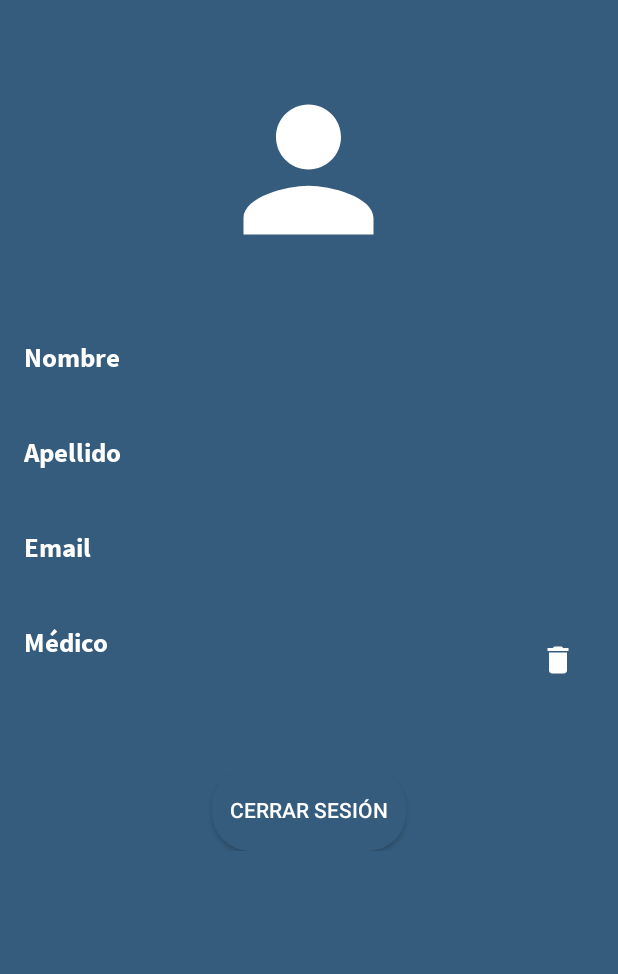
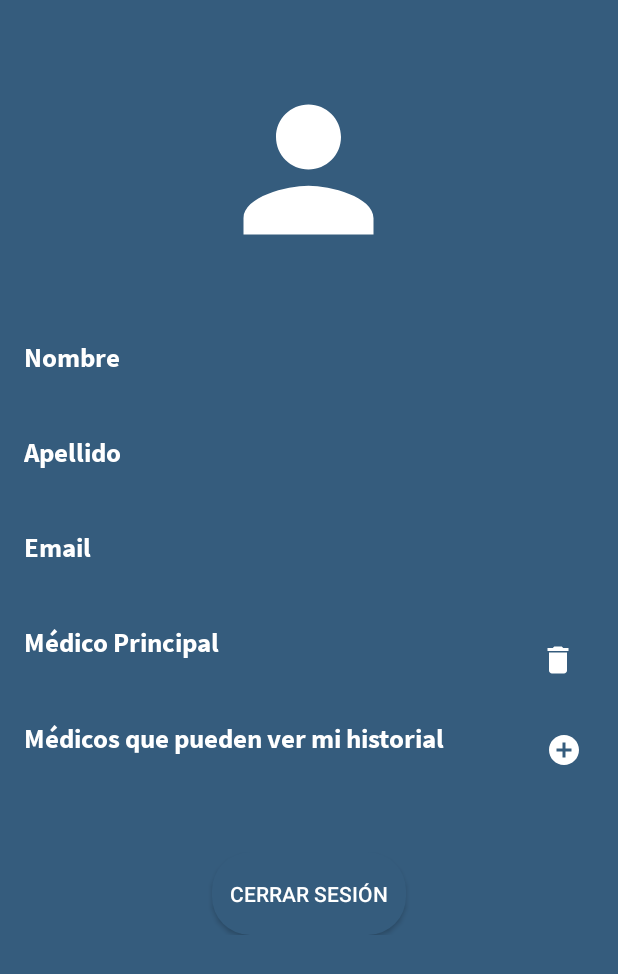
Before and after one commit to leandro4/kineapp, an Android app: the fragment ProfileFragment shown on its own in the app's theme, on a phone screen of 412 x 824 dp. Shown: the top 974 px of the screen. Run offline under Robolectric (Android 15) with nearby library versions, the light colour scheme and no system bars; our stand-ins replace RxJava; pictures from the network do not load; 8 statements that could not run were skipped.

Commit message:
Share unshare medics

```diff
--- a/app/src/main/java/com/gon/kineapp/api/KinesService.kt
+++ b/app/src/main/java/com/gon/kineapp/api/KinesService.kt
@@ -121,6 +121,11 @@ object KinesService {
         return kinesApi.getMedicList()
     }
 
+    fun updateSharedMedic(medicId: String, share: Boolean): Observable<SharedMedic> {
+        return if (share) kinesApi.shareSessionToMedic(ShareUnShareSessionsWith(null, medicId))
+                else kinesApi.unshareSessionWithMedic(ShareUnShareSessionsWith(medicId, null))
+    }
+
     fun updateCurrentMedic(sharedMedic: SharedMedic): Observable<User> {
         return kinesApi.updateCurrentMedic(UpdateMedicBody(UpdateMedicBody.SharedMedicBody(sharedMedic)))
     }
--- a/app/src/main/java/com/gon/kineapp/api/UtilUrl.kt
+++ b/app/src/main/java/com/gon/kineapp/api/UtilUrl.kt
@@ -29,6 +29,8 @@ class UtilUrl {
         const val PATIENTS_DETAIL = PATIENTS + "/detail"
         const val CURRENT_PATIENT = PATIENTS + "/detail"
         const val CURRENT_MEDIC = MEDICS + "/detail"
+        const val SHARE_SESSIONS = "share_sessions"
+        const val UNSHARE_SESSIONS = "unshare_sessions"
         const val UPLOAD_VIDEO = "video"
         const val DELETE_VIDEO = "video/{id}"
 
--- a/app/src/main/java/com/gon/kineapp/model/requests/FirebaseUpdateIdBody.kt
+++ b/app/src/main/java/com/gon/kineapp/model/requests/FirebaseUpdateIdBody.kt
@@ -2,4 +2,4 @@ package com.gon.kineapp.model.requests
 
 import com.squareup.moshi.Json
 
-data class FirebaseUpdateIdBody (@Json(name="") val firebaseId: String)
+data class FirebaseUpdateIdBody (@Json(name="firebase_device_id") val firebaseId: String)
--- /dev/null
+++ b/app/src/main/java/com/gon/kineapp/model/requests/ShareUnShareSessionsWith.kt
@@ -0,0 +1,5 @@
+package com.gon.kineapp.model.requests
+
+import com.squareup.moshi.Json
+
+data class ShareUnShareSessionsWith (@Json(name = "user_to_unshare_with") val unshareWith: String?, @Json(name = "user_to_share_with") val shareWith: String?)
--- /dev/null
+++ b/app/src/main/java/com/gon/kineapp/model/responses/SharedMedicResponse.kt
@@ -0,0 +1,5 @@
+package com.gon.kineapp.model.responses
+
+import com.gon.kineapp.model.SharedMedic
+
+data class SharedMedicResponse(val sharedMedic: SharedMedic)
--- a/app/src/main/java/com/gon/kineapp/mvp/views/ProfileView.kt
+++ b/app/src/main/java/com/gon/kineapp/mvp/views/ProfileView.kt
@@ -1,11 +1,13 @@
 package com.gon.kineapp.mvp.views
 
+import com.gon.kineapp.model.SharedMedic
 import com.gon.kineapp.model.User
 
 interface ProfileView : BaseView {
 
-    fun onMedicListResponse(medics: List<User>)
+    fun onMedicListResponse(medics: List<User>, isForMainMedic: Boolean)
     fun onMedicUpdated(user: User)
+    fun onSharedMedicUpdated(sharedMedic: SharedMedic)
     fun onPhotoEdited()
 
 }
--- a/app/src/main/java/com/gon/kineapp/ui/fragments/ProfileFragment.kt
+++ b/app/src/main/java/com/gon/kineapp/ui/fragments/ProfileFragment.kt
@@ -13,6 +13,8 @@ import android.view.LayoutInflater
 import android.view.View
 import android.view.ViewGroup
 import androidx.core.app.ActivityCompat
+import androidx.recyclerview.widget.LinearLayoutManager
+import androidx.recyclerview.widget.RecyclerView
 import com.bumptech.glide.Glide
 import com.bumptech.glide.load.DataSource
 import com.bumptech.glide.load.engine.GlideException
@@ -24,6 +26,7 @@ import com.gon.kineapp.model.User
 import com.gon.kineapp.mvp.presenters.ProfilePresenter
 import com.gon.kineapp.mvp.views.ProfileView
 import com.gon.kineapp.ui.adapters.MedicSelectorAdapter
+import com.gon.kineapp.ui.adapters.SharedMedicAdapter
 import com.gon.kineapp.ui.fragments.dialogs.SearchMedicFragment
 import com.gon.kineapp.utils.ImageLoader
 import com.gon.kineapp.utils.MyUser
@@ -32,7 +35,8 @@ import kotlinx.android.synthetic.main.fragment_login.*
 import kotlinx.android.synthetic.main.fragment_profile.*
 import android.media.ExifInterface as ExifInterface1
 
-class ProfileFragment: BaseMvpFragment(), ProfileView, SearchMedicFragment.MedicListener {
+class ProfileFragment: BaseMvpFragment(), ProfileView, SearchMedicFragment.MedicListener,
+    SharedMedicAdapter.SharedMedicListener {
 
     companion object {
         private const val REQUEST_TAKE_PHOTO = 0
@@ -41,6 +45,7 @@ class ProfileFragment: BaseMvpFragment(), ProfileView, SearchMedicFragment.Medic
     }
 
     var presenter = ProfilePresenter()
+    private lateinit var adapter: SharedMedicAdapter
 
     override fun onCreateView(inflater: LayoutInflater, container: ViewGroup?, savedInstanceState: Bundle?): View? {
         return LayoutInflater.from(context).inflate(R.layout.fragment_profile, container, false)
@@ -62,6 +67,7 @@ class ProfileFragment: BaseMvpFragment(), ProfileView, SearchMedicFragment.Medic
             if (it.isMedic()) {
                 licenseTextView.text = it.medic!!.license
                 rlMedic.visibility = View.GONE
+                rlSharedMedics.visibility = View.GONE
             } else {
                 rlLicense.visibility = View.GONE
                 it.patient?.currentMedic?.let { medic ->
@@ -71,7 +77,13 @@ class ProfileFragment: BaseMvpFragment(), ProfileView, SearchMedicFragment.Medic
                 } ?: run  {
                     tvMedic.text = getString(R.string.not_medic_assigned)
                     medicAction.setImageResource(R.drawable.ic_add_circle)
-                    medicAction.setOnClickListener { presenter.getMedicList() } }
+                    medicAction.setOnClickListener { presenter.getMedicList(true) } }
+
+                sharedMedicAction.setOnClickListener { presenter.getMedicList(false) }
+                rvSharedMedic.layoutManager = LinearLayoutManager(context)
+                rvSharedMedic.setHasFixedSize(true)
+                adapter = SharedMedicAdapter(it.patient?.readOnlyMedics!!, this)
+                rvSharedMedic.adapter = adapter
             }
             emailTextView.text = it.mail
         }
@@ -153,8 +165,12 @@ class ProfileFragment: BaseMvpFragment(), ProfileView, SearchMedicFragment.Medic
         presenter.updateCurrentMedic(sharedMedic)
     }
 
-    override fun onMedicListResponse(medics: List<User>) {
-        fragmentManager?.let { SearchMedicFragment.newInstance(medics, this).show(it, "dialog") }
+    override fun onSharedMedicSelected(sharedMedic: SharedMedic) {
+        presenter.updateSharedMedic(sharedMedic.id, true)
+    }
+
+    override fun onMedicListResponse(medics: List<User>, isForMainMedic: Boolean) {
+        fragmentManager?.let { SearchMedicFragment.newInstance(medics, this, isForMainMedic).show(it, "dialog") }
     }
 
     override fun onMedicUpdated(user: User) {
@@ -162,6 +178,15 @@ class ProfileFragment: BaseMvpFragment(), ProfileView, SearchMedicFragment.Medic
         initUI()
     }
 
+    override fun onSharedMedicRemove(medic: SharedMedic) {
+        presenter.updateSharedMedic(medic.id, false)
+        adapter.removeSharedMedic(medic)
+    }
+
+    override fun onSharedMedicUpdated(sharedMedic: SharedMedic) {
+        adapter.addSharedMedic(sharedMedic)
+    }
+
     override fun onPhotoEdited() {
 
     }
--- a/app/src/main/res/layout/fragment_profile.xml
+++ b/app/src/main/res/layout/fragment_profile.xml
@@ -6,7 +6,7 @@
     xmlns:app="http://schemas.android.com/apk/res-auto"
     xmlns:tools="http://schemas.android.com/tools">
 
-    <ScrollView
+    <androidx.core.widget.NestedScrollView
         android:layout_width="match_parent"
         android:layout_height="match_parent"
         android:background="@color/colorPrimary">
@@ -135,6 +135,36 @@
 
             </RelativeLayout>
 
+            <RelativeLayout
+                android:id="@+id/rlSharedMedics"
+                android:layout_marginTop="@dimen/large_margin"
+                android:layout_width="match_parent"
+                android:layout_height="wrap_content">
+
+                <TextView
+                    android:id="@+id/sharedMedicsLabel"
+                    android:layout_marginEnd="@dimen/large_margin"
+                    android:text="@string/profile_shared_medics_title"
+                    android:textColor="@color/white"
+                    style="@style/TextViewStyleBold"/>
+
+                <androidx.recyclerview.widget.RecyclerView
+                    android:id="@+id/rvSharedMedic"
+                    android:layout_marginTop="@dimen/medium_margin"
+                    android:layout_below="@+id/sharedMedicsLabel"
+                    android:layout_width="match_parent"
+                    android:layout_height="wrap_content"/>
+
+                <ImageView
+                    android:id="@+id/sharedMedicAction"
+                    app:srcCompat="@drawable/ic_add_circle"
+                    android:padding="@dimen/small_margin"
+                    android:layout_alignParentEnd="true"
+                    android:layout_width="wrap_content"
+                    android:layout_height="wrap_content"/>
+
+            </RelativeLayout>
+
             <com.google.android.material.button.MaterialButton
                 android:id="@+id/btnLogout"
                 android:padding="@dimen/medium_margin"
@@ -147,7 +177,7 @@
 
         </LinearLayout>
 
-    </ScrollView>
+    </androidx.core.widget.NestedScrollView>
 
     <include
         android:id="@+id/viewLoading"
--- a/app/src/main/res/values/strings.xml
+++ b/app/src/main/res/values/strings.xml
@@ -48,7 +48,7 @@
     <string name="exercises_title">Ejercicios</string>
     <string name="timeline_title">Timeline</string>
     <string name="take_video_title">Grabar video</string>
-    <string name="profile_medic_title">Médico</string>
+    <string name="profile_medic_title">Médico Principal</string>
     <string name="not_medic_assigned">No tiene médico asignado</string>
     <string name="medic_selector_title">Buscar médico:</string>
     <string name="medic_selector_hint">Ingrese matrícula, nombre o apellido&#8230;</string>
@@ -104,6 +104,7 @@
     <string name="patient_list_empty_view">Aún no fue asignado a ningún paciente</string>
     <string name="patient_list_title">Mis Pacientes:</string>
     <string name="patient_list_read_only">Otros pacientes compartidos (sólo lectura):</string>
+    <string name="profile_shared_medics_title">Médicos que pueden ver mi historial</string>
 
     <string-array name="pics_kind_array">
         <item>Otra</item>
```
Also changed, not shown: app/src/main/java/com/gon/kineapp/api/KinesApi.kt (+8 -7 lines), app/src/main/java/com/gon/kineapp/mvp/presenters/ProfilePresenter.kt (+34 -4 lines), app/src/main/java/com/gon/kineapp/ui/adapters/SharedMedicAdapter.kt (added, +50 -0 lines), app/src/main/java/com/gon/kineapp/ui/fragments/dialogs/SearchMedicFragment.kt (+9 -2 lines), app/src/main/res/layout/adapter_shared_medic.xml (added, +40 -0 lines).
